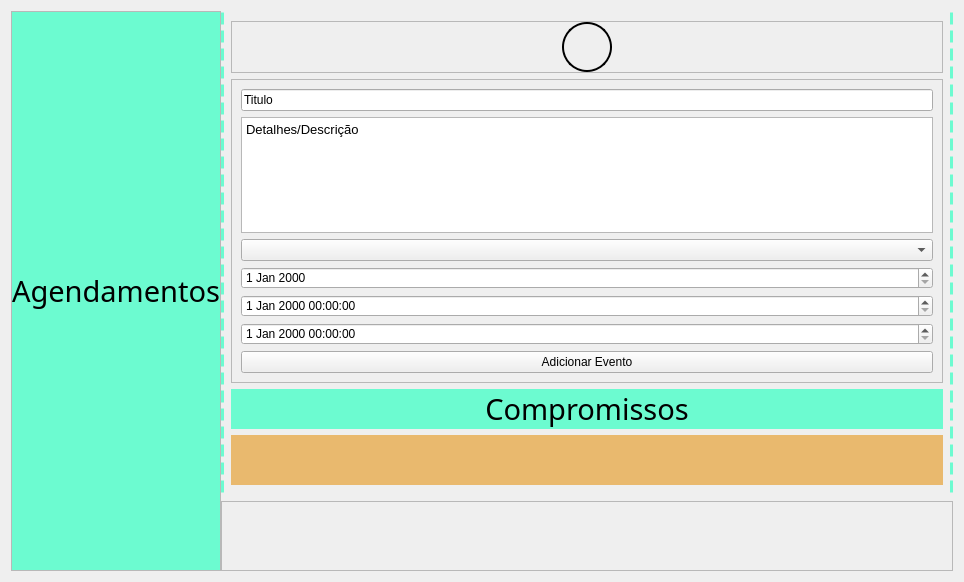
Above: Telas/UI/dashAgenda1.ui from Nautilidae-project/Nautilus before the change. Below: the same form after it.
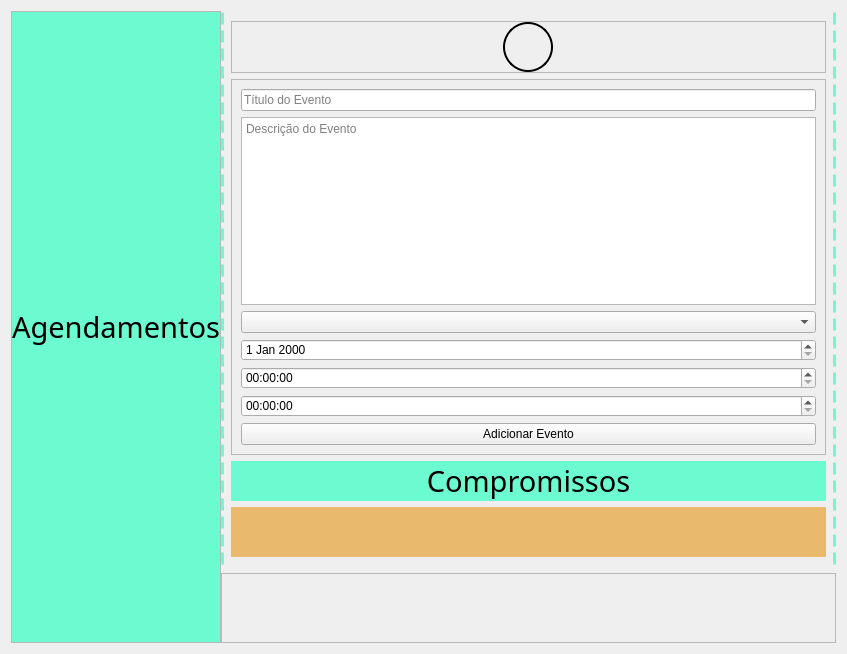
That is the form after the change.

Diff of the .ui file:
```diff
--- a/Telas/UI/dashAgenda1.ui
+++ b/Telas/UI/dashAgenda1.ui
@@ -6,8 +6,8 @@
    <rect>
     <x>0</x>
     <y>0</y>
-    <width>964</width>
-    <height>582</height>
+    <width>847</width>
+    <height>654</height>
    </rect>
   </property>
   <property name="windowTitle">
@@ -135,7 +135,10 @@
          <item row="1" column="0">
           <widget class="QLineEdit" name="leTituloEvento">
            <property name="text">
-            <string>Titulo</string>
+            <string/>
+           </property>
+           <property name="placeholderText">
+            <string>Título do Evento</string>
            </property>
           </widget>
          </item>
@@ -146,13 +149,13 @@
 &lt;html&gt;&lt;head&gt;&lt;meta name=&quot;qrichtext&quot; content=&quot;1&quot; /&gt;&lt;style type=&quot;text/css&quot;&gt;
 p, li { white-space: pre-wrap; }
 &lt;/style&gt;&lt;/head&gt;&lt;body style=&quot; font-family:'Fira Sans Semi-Light'; font-size:10pt; font-weight:400; font-style:normal;&quot;&gt;
-&lt;p style=&quot; margin-top:0px; margin-bottom:0px; margin-left:0px; margin-right:0px; -qt-block-indent:0; text-indent:0px;&quot;&gt;Detalhes/Descrição&lt;/p&gt;&lt;/body&gt;&lt;/html&gt;</string>
+&lt;p style=&quot;-qt-paragraph-type:empty; margin-top:0px; margin-bottom:0px; margin-left:0px; margin-right:0px; -qt-block-indent:0; text-indent:0px;&quot;&gt;&lt;br /&gt;&lt;/p&gt;&lt;/body&gt;&lt;/html&gt;</string>
+           </property>
+           <property name="placeholderText">
+            <string>Descrição do Evento</string>
            </property>
           </widget>
          </item>
-         <item row="6" column="0">
-          <widget class="QDateTimeEdit" name="teHoraFimEvento"/>
-         </item>
          <item row="7" column="0">
           <widget class="QPushButton" name="pbAddEvento">
            <property name="text">
@@ -160,15 +163,18 @@
            </property>
           </widget>
          </item>
-         <item row="5" column="0">
-          <widget class="QDateTimeEdit" name="teHoraInicioEvento"/>
-         </item>
          <item row="3" column="0">
           <widget class="QComboBox" name="cbxGrupos"/>
          </item>
          <item row="4" column="0">
           <widget class="QDateEdit" name="deDataEvento"/>
          </item>
+         <item row="6" column="0">
+          <widget class="QTimeEdit" name="teHoraFimEvento"/>
+         </item>
+         <item row="5" column="0">
+          <widget class="QTimeEdit" name="teHoraInicioEvento"/>
+         </item>
         </layout>
        </widget>
       </item>
@@ -297,7 +303,7 @@
        <rect>
         <x>0</x>
         <y>0</y>
-        <width>748</width>
+        <width>631</width>
         <height>68</height>
        </rect>
       </property>
```
